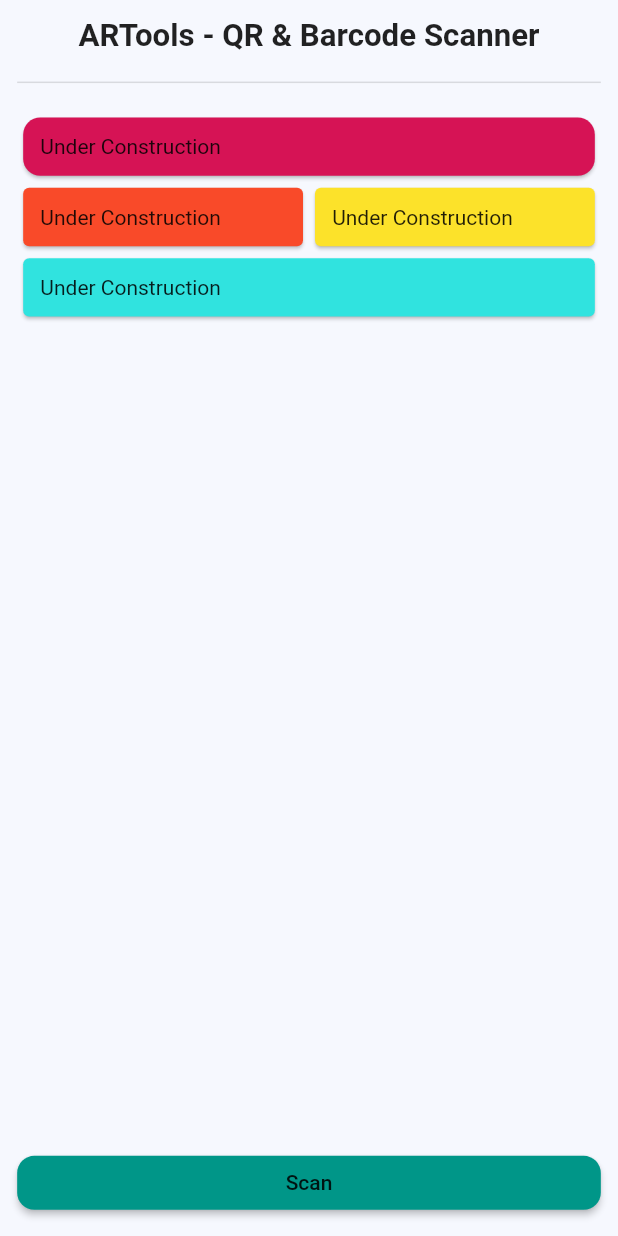
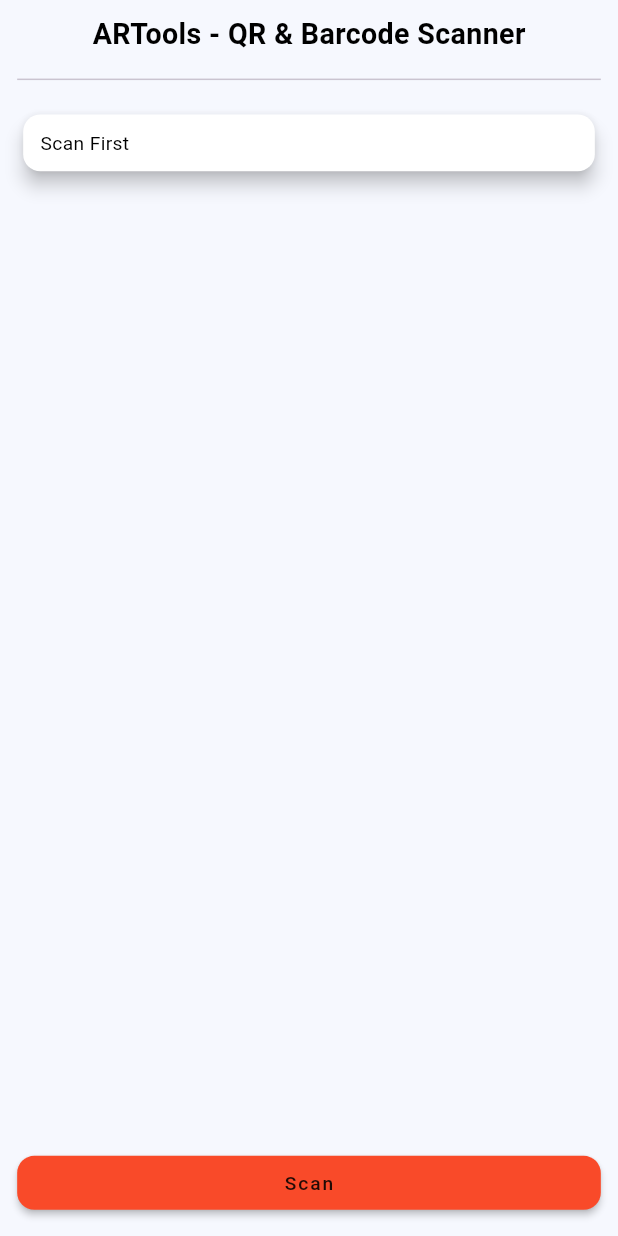
Before and after one commit to arifana-dev/GetX-QR-Scanner, a Flutter app: the screen it shows after launch, on a phone screen of 412 x 824 dp. Run offline on Flutter 3.47's test engine with Material 2 defaults, Android fonts, the phone set to English and light mode, and no system bars; our stand-ins replace flutter_screenutil, get; missing offline and left inert: mobile_scanner.

Commit message:
Update Scan QR & Barcode

```diff
--- a/lib/application/app.dart
+++ b/lib/application/app.dart
@@ -1,3 +1,4 @@
+import 'package:ar_qr_scanner/application/constants/colors.dart';
 import 'package:flutter/material.dart';
 import 'package:flutter_screenutil/flutter_screenutil.dart';
 import 'package:get/get.dart';
@@ -18,6 +19,15 @@ class App extends StatelessWidget {
           title: AppInfo.appTitle,
           initialRoute: Routes.home,
           themeMode: ThemeMode.light,
+          theme: ThemeData.light(useMaterial3: true).copyWith(
+            backgroundColor: CustomColors.background,
+            scaffoldBackgroundColor: CustomColors.background,
+            textTheme: Typography.englishLike2018.apply(
+              fontSizeFactor: 0.8.sp,
+              bodyColor: Colors.black,
+              displayColor: Colors.black,
+            ),
+          ),
           debugShowCheckedModeBanner: false,
           defaultTransition: Transition.cupertino,
         );
--- a/lib/application/app.routes.dart
+++ b/lib/application/app.routes.dart
@@ -1,5 +1,7 @@
 import 'package:get/get.dart';
 
+import '../ui/camera/camera_view.dart';
+import '../ui/camera/controller/camera_binding.dart';
 import '../ui/home/controller/home_binding.dart';
 import '../ui/home/home_view.dart';
 
@@ -11,9 +13,16 @@ List<GetPage<dynamic>> get routes {
       page: () => const HomeView(),
       transition: Transition.cupertino,
     ),
+    GetPage(
+      name: Routes.camera,
+      binding: CameraBinding(),
+      page: () => const CameraView(),
+      transition: Transition.cupertino,
+    ),
   ];
 }
 
 abstract class Routes {
   static const home = '/home';
+  static const camera = '/camera';
 }
--- a/lib/application/constants/colors.dart
+++ b/lib/application/constants/colors.dart
@@ -4,4 +4,5 @@ import '../helpers/hex_color.dart';
 
 class CustomColors {
   static Color background = HexColor.fromHex('#f6f8fe');
+  static Color primary = HexColor.fromHex('#F94A29');
 }
--- a/lib/ui/home/controller/home_controller.dart
+++ b/lib/ui/home/controller/home_controller.dart
@@ -1,3 +1,13 @@
+import 'package:flutter/services.dart';
 import 'package:get/get.dart';
+import 'package:mobile_scanner/mobile_scanner.dart';
 
-class HomeController extends GetxController {}
+class HomeController extends GetxController {
+  final barcode = <Barcode>[].obs;
+  final args = <MobileScannerArguments>[].obs;
+
+  Future onValueTap(String value) async {
+    await Clipboard.setData(ClipboardData(text: value));
+    Get.snackbar('Success!', 'Success copy value to Clipboard');
+  }
+}
--- a/lib/ui/home/home_view.dart
+++ b/lib/ui/home/home_view.dart
@@ -1,10 +1,13 @@
+import 'dart:developer';
+
 import 'package:flutter/material.dart';
 import 'package:flutter_screenutil/flutter_screenutil.dart';
-import 'package:get/get_state_manager/get_state_manager.dart';
+import 'package:get/get.dart';
+import 'package:mobile_scanner/src/objects/barcode.dart';
 
+import '../../application/app.routes.dart';
 import '../../application/constants/app_text.dart';
 import '../../application/constants/colors.dart';
-import '../../application/helpers/hex_color.dart';
 import 'controller/home_controller.dart';
 
 class HomeView extends GetView<HomeController> {
@@ -29,59 +32,37 @@ class HomeView extends GetView<HomeController> {
                 child: const Divider(thickness: 1),
               ),
               Expanded(
-                child: ListView(
+                child: Obx(
+                  () => ListView.builder(
+                    itemCount: controller.barcode.isEmpty
+                        ? 1
+                        : controller.barcode.length,
                     physics: const BouncingScrollPhysics(),
-                  children: [
-                    Card(
-                      shape: RoundedRectangleBorder(
-                        borderRadius: BorderRadius.circular(10.sp),
-                      ),
-                      color: HexColor.fromHex('#D61355'),
-                      child: Padding(
-                        padding: EdgeInsets.all(10.sp),
-                        child: const Text('Under Construction'),
-                      ),
-                    ),
-                    Row(
-                      children: [
-                        Expanded(
-                          child: Card(
-                            color: HexColor.fromHex('#F94A29'),
-                            child: Padding(
-                              padding: EdgeInsets.all(10.sp),
-                              child: const Text('Under Construction'),
+                    itemBuilder: (context, index) {
+                      if (controller.barcode.isEmpty) {
+                        return _customCard(child: const Text('Scan First'));
+                      } else {
+                        final data = controller.barcode[index];
+                        return _barcodeResult(data, index);
+                      }
+                    },
                   ),
                 ),
               ),
-                        Expanded(
-                          child: Card(
-                            color: HexColor.fromHex('#FCE22A'),
-                            child: Padding(
-                              padding: EdgeInsets.all(10.sp),
-                              child: const Text('Under Construction'),
-                            ),
-                          ),
-                        ),
-                      ],
-                    ),
-                    Card(
-                      color: HexColor.fromHex('#30E3DF'),
-                      child: Padding(
-                        padding: EdgeInsets.all(10.sp),
-                        child: const Text('Under Construction'),
-                      ),
-                    ),
-                  ],
-                ),
-              ),
-              MaterialButton(
-                onPressed: () {},
+              Padding(
+                padding: EdgeInsets.only(top: 10.sp),
+                child: MaterialButton(
+                  onPressed: () async {
+                    final data = await Get.toNamed(Routes.camera);
+                    log('$data');
+                  },
                   minWidth: double.infinity,
                   shape: RoundedRectangleBorder(
                     borderRadius: BorderRadius.circular(10.sp),
                   ),
-                color: Colors.teal,
+                  color: CustomColors.primary,
                   child: const Text('Scan'),
+                ),
               )
             ],
           ),
@@ -89,4 +70,57 @@ class HomeView extends GetView<HomeController> {
       ),
     );
   }
+
+  Widget _barcodeResult(Barcode data, int index) {
+    return Dismissible(
+      key: UniqueKey(),
+      onDismissed: (direction) => controller.barcode.removeAt(index),
+      child: _customCard(
+        child: Row(
+          crossAxisAlignment: CrossAxisAlignment.start,
+          mainAxisAlignment: MainAxisAlignment.spaceBetween,
+          children: [
+            Expanded(
+              child: Column(
+                crossAxisAlignment: CrossAxisAlignment.start,
+                children: [
+                  const Text('Type'),
+                  const Text('Result'),
+                ],
+              ),
+            ),
+            Expanded(
+              flex: 2,
+              child: Column(
+                crossAxisAlignment: CrossAxisAlignment.end,
+                children: [
+                  Text(
+                    '${data.format.toString().replaceAll('BarcodeFormat.', '').toUpperCase()}',
+                  ),
+                  SelectableText(
+                    data.rawValue ?? '',
+                    onTap: () => controller.onValueTap(data.rawValue ?? ''),
+                  ),
+                ],
+              ),
+            ),
+          ],
+        ),
+      ),
+    );
   }
+
+  Card _customCard({required Widget child}) {
+    return Card(
+      elevation: 5,
+      color: Colors.white,
+      shape: RoundedRectangleBorder(
+        borderRadius: BorderRadius.circular(10.sp),
+      ),
+      child: Padding(
+        padding: EdgeInsets.all(10.sp),
+        child: child,
+      ),
+    );
+  }
+}
--- a/pubspec.yaml
+++ b/pubspec.yaml
@@ -3,7 +3,7 @@ description: ARTools - QR & Barcode Scanner
 
 publish_to: "none"
 
-version: 1.0.0+1
+version: 1.0.1+2
 
 environment:
   sdk: ">=2.18.6 <3.0.0"
@@ -14,6 +14,7 @@ dependencies:
     sdk: flutter
   flutter_screenutil: ^5.6.1
   get: ^4.6.5
+  mobile_scanner: ^2.1.0
 
 dev_dependencies:
   flutter_lints: ^2.0.1
```
Also changed, not shown: lib/ui/camera/camera_view.dart (added, +42 -0 lines), lib/ui/camera/controller/camera_binding.dart (added, +10 -0 lines), lib/ui/camera/controller/camera_controller.dart (added, +33 -0 lines), lib/ui/camera/widgets/scanner_overlay.dart (added, +30 -0 lines), .github/workflow/main.yaml (added), pubspec.lock, 6 other files. Lines whose indentation alone changed are shown as unchanged.
